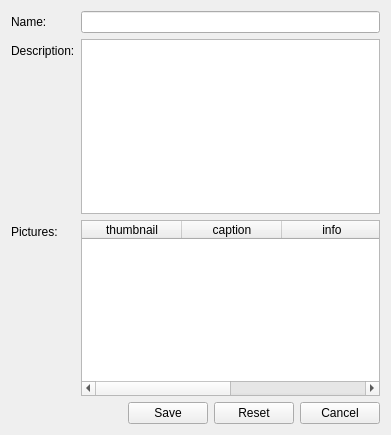
This is qt/apps/configurator/forms/category_edit.ui in Wolframe/qtClient as Qt 5 draws it before an edit. The edited form follows.
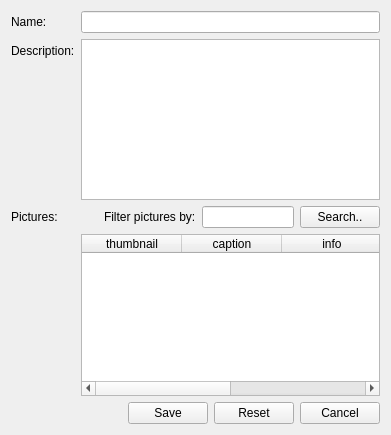
This is the edited form.

Commit message: added search boxes for tags/pictures in categories/features/manufacturers

The edit to the form file:
```diff
--- a/qt/apps/configurator/forms/category_edit.ui
+++ b/qt/apps/configurator/forms/category_edit.ui
@@ -59,14 +59,7 @@
    <item row="1" column="1">
     <widget class="QPlainTextEdit" name="description"/>
    </item>
-   <item row="2" column="0">
-    <widget class="QLabel" name="label">
-     <property name="text">
-      <string>Pictures:</string>
-     </property>
-    </widget>
-   </item>
-   <item row="2" column="1">
+   <item row="3" column="1">
     <widget class="QTableWidget" name="picture">
      <property name="horizontalScrollBarPolicy">
       <enum>Qt::ScrollBarAsNeeded</enum>
@@ -95,6 +88,9 @@
      <property name="rootelement" stdset="0">
       <string notr="true">picture</string>
      </property>
+     <property name="search" stdset="0">
+      <string notr="true">{search.text}</string>
+     </property>
      <attribute name="horizontalHeaderShowSortIndicator" stdset="0">
       <bool>true</bool>
      </attribute>
@@ -123,7 +119,7 @@
      </column>
     </widget>
    </item>
-   <item row="3" column="0" colspan="2">
+   <item row="4" column="0" colspan="2">
     <layout class="QHBoxLayout" name="horizontalLayout">
      <item>
       <spacer name="horizontalSpacer">
@@ -191,6 +187,56 @@
      </item>
     </layout>
    </item>
+   <item row="2" column="1">
+    <layout class="QHBoxLayout" name="horizontalLayout_2">
+     <item>
+      <spacer name="horizontalSpacer_2">
+       <property name="orientation">
+        <enum>Qt::Horizontal</enum>
+       </property>
+       <property name="sizeHint" stdset="0">
+        <size>
+         <width>40</width>
+         <height>20</height>
+        </size>
+       </property>
+      </spacer>
+     </item>
+     <item>
+      <widget class="QLabel" name="label_2">
+       <property name="text">
+        <string>Filter pictures by:</string>
+       </property>
+      </widget>
+     </item>
+     <item>
+      <widget class="QLineEdit" name="search"/>
+     </item>
+     <item>
+      <widget class="QPushButton" name="searchButton">
+       <property name="text">
+        <string>Search..</string>
+       </property>
+       <property name="global.searchState" stdset="0">
+        <string notr="true">{search.state}</string>
+       </property>
+       <property name="action" stdset="0">
+        <string notr="true">picture.reload</string>
+       </property>
+      </widget>
+     </item>
+    </layout>
+   </item>
+   <item row="2" column="0">
+    <widget class="QLabel" name="label">
+     <property name="text">
+      <string>Pictures:</string>
+     </property>
+     <property name="buddy">
+      <cstring>picture</cstring>
+     </property>
+    </widget>
+   </item>
   </layout>
  </widget>
  <tabstops>
```
Left out of the diff: 2 changed lines with no effect on the pictures. The commit also changes 6 other files.
